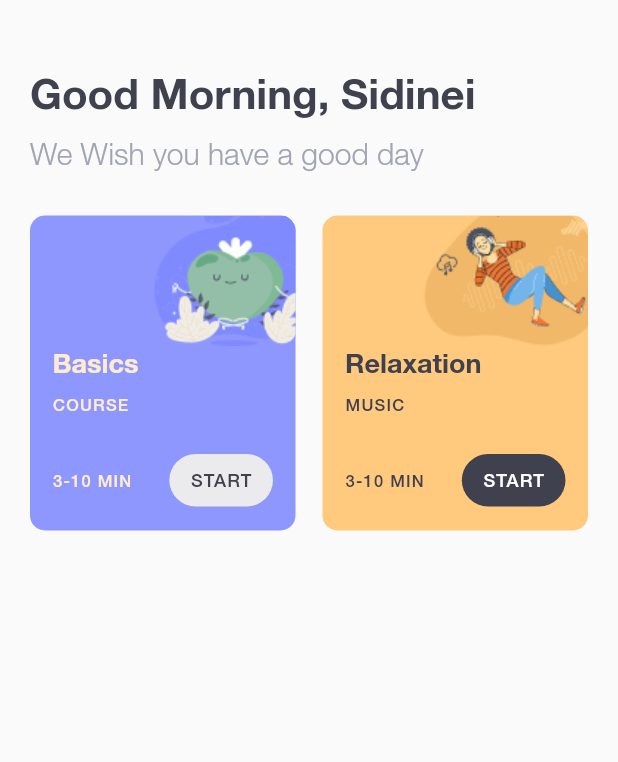
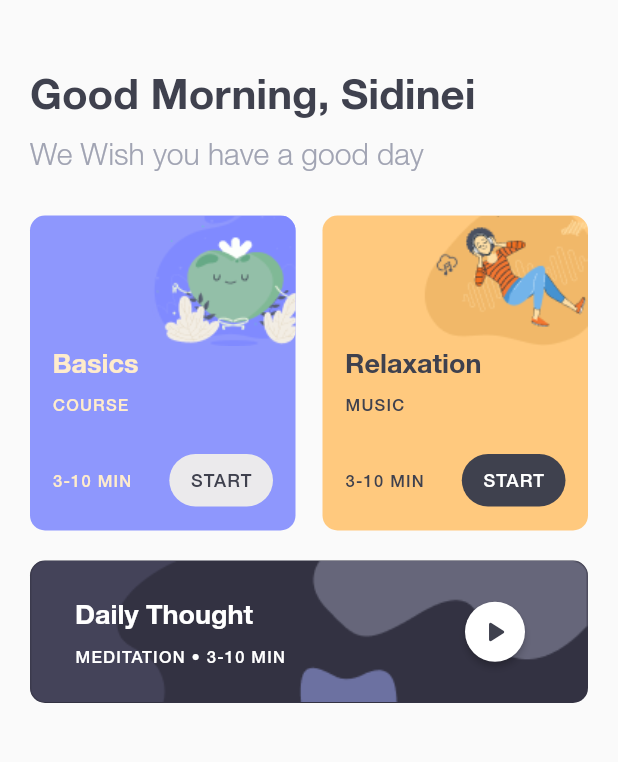
Before and after one commit to sidinei-silva/flutter_figma_community_projects_meditation_app_ui, a Flutter app: the screen it shows after launch, on a phone screen of 412 x 824 dp, the part 113-875 px from its top. Run offline on Flutter 3.47's test engine with Material 2 defaults, Android fonts, the phone set to English and light mode, and no system bars; project files that could hold a hidden picture were left out.

Commit message:
Incluindo cover spotligth

```diff
--- a/lib/core/app_colors.dart
+++ b/lib/core/app_colors.dart
@@ -4,6 +4,7 @@ class AppColors {
   static final Color white = Color(0xFFFFFFFF);
   static final Color iceWhite = Color(0xFFEBEAEC);
   static final Color black = Color(0xFF000000);
+  static final Color darkGrey = Color(0xFF333242);
   static final Color darkGray = Color(0xFF3F414E);
   static final Color ligthGray = Color(0xFFA1A4B3);
   static final Color purple = Color(0xFF8E97FD);
--- a/lib/core/app_images.dart
+++ b/lib/core/app_images.dart
@@ -2,4 +2,6 @@ class AppImages {
   static String get logo => "assets/images/logo.png";
   static String get heartRelax => "assets/images/heart_relax.png";
   static String get relaxationMusic => "assets/images/relaxation_music.png";
+  static String get backgroundSpotligtht =>
+      "assets/images/background_spotlight.png";
 }
--- a/lib/core/app_text_styles.dart
+++ b/lib/core/app_text_styles.dart
@@ -30,6 +30,12 @@ class AppTextStyles {
     fontWeight: FontWeight.bold,
     fontSize: 18,
   );
+  static final TextStyle headingWhite18 = TextStyle(
+    fontFamily: 'Helvetica Nue',
+    color: AppColors.white,
+    fontWeight: FontWeight.bold,
+    fontSize: 18,
+  );
 
   static final TextStyle headingDark18 = TextStyle(
     fontFamily: 'Helvetica Nue',
@@ -41,6 +47,14 @@ class AppTextStyles {
   static final TextStyle headingLight11 = TextStyle(
     fontFamily: 'Helvetica Nue',
     color: AppColors.lightPeach,
+    fontWeight: FontWeight.normal,
+    fontSize: 11,
+    letterSpacing: 0.8,
+  );
+
+  static final TextStyle headingWhite11 = TextStyle(
+    fontFamily: 'Helvetica Nue',
+    color: AppColors.white,
     fontWeight: FontWeight.normal,
     fontSize: 11,
     letterSpacing: 0.8,
--- a/lib/pages/home/home_page.dart
+++ b/lib/pages/home/home_page.dart
@@ -1,7 +1,10 @@
 import 'package:flutter/material.dart';
+import 'package:meditation_app_ui_882888114457713282/core/app_colors.dart';
+import 'package:meditation_app_ui_882888114457713282/core/app_images.dart';
 import 'package:meditation_app_ui_882888114457713282/core/app_text_styles.dart';
 import 'package:meditation_app_ui_882888114457713282/pages/home/widgets/app_bar/app_bar_widget.dart';
 import 'package:meditation_app_ui_882888114457713282/pages/home/widgets/card_spotlight/card_spotlight_widget.dart';
+import 'package:meditation_app_ui_882888114457713282/pages/home/widgets/cover_spotlight/cover_spotlight_widget.dart';
 
 class HomePage extends StatelessWidget {
   @override
@@ -43,7 +46,8 @@ class HomePage extends StatelessWidget {
                   ),
                 ],
               ),
-            )
+            ),
+            CoverSpotlightWidget()
           ],
         ),
       ),
--- /dev/null
+++ b/lib/pages/home/widgets/cover_spotlight/cover_spotlight_widget.dart
@@ -0,0 +1,62 @@
+import 'package:flutter/material.dart';
+import 'package:meditation_app_ui_882888114457713282/core/app_colors.dart';
+import 'package:meditation_app_ui_882888114457713282/core/app_images.dart';
+import 'package:meditation_app_ui_882888114457713282/core/app_text_styles.dart';
+
+class CoverSpotlightWidget extends StatelessWidget {
+  @override
+  Widget build(BuildContext context) {
+    return Container(
+      height: 95,
+      decoration: BoxDecoration(
+        color: AppColors.darkGrey,
+        borderRadius: BorderRadius.circular(10),
+        image: DecorationImage(
+          image: AssetImage(AppImages.backgroundSpotligtht),
+        ),
+      ),
+      child: Padding(
+        padding: const EdgeInsets.symmetric(horizontal: 30),
+        child: Row(
+          mainAxisAlignment: MainAxisAlignment.spaceBetween,
+          children: [
+            Column(
+              crossAxisAlignment: CrossAxisAlignment.start,
+              mainAxisAlignment: MainAxisAlignment.center,
+              children: [
+                Padding(
+                  padding: const EdgeInsets.symmetric(vertical: 5),
+                  child: Text(
+                    "Daily Thought",
+                    style: AppTextStyles.headingWhite18,
+                  ),
+                ),
+                Padding(
+                  padding: const EdgeInsets.symmetric(vertical: 5),
+                  child: Text(
+                    "Meditation • 3-10 Min".toUpperCase(),
+                    style: AppTextStyles.headingWhite11,
+                  ),
+                ),
+              ],
+            ),
+            ElevatedButton(
+              style: ElevatedButton.styleFrom(
+                  shape: CircleBorder(), primary: AppColors.white),
+              child: Container(
+                height: 40,
+                alignment: Alignment.center,
+                decoration: BoxDecoration(shape: BoxShape.circle),
+                child: Icon(
+                  Icons.play_arrow_rounded,
+                  color: AppColors.darkGray,
+                ),
+              ),
+              onPressed: () {},
+            )
+          ],
+        ),
+      ),
+    );
+  }
+}
```
Also changed, not shown: assets/images/background_spotlight.png (added).
